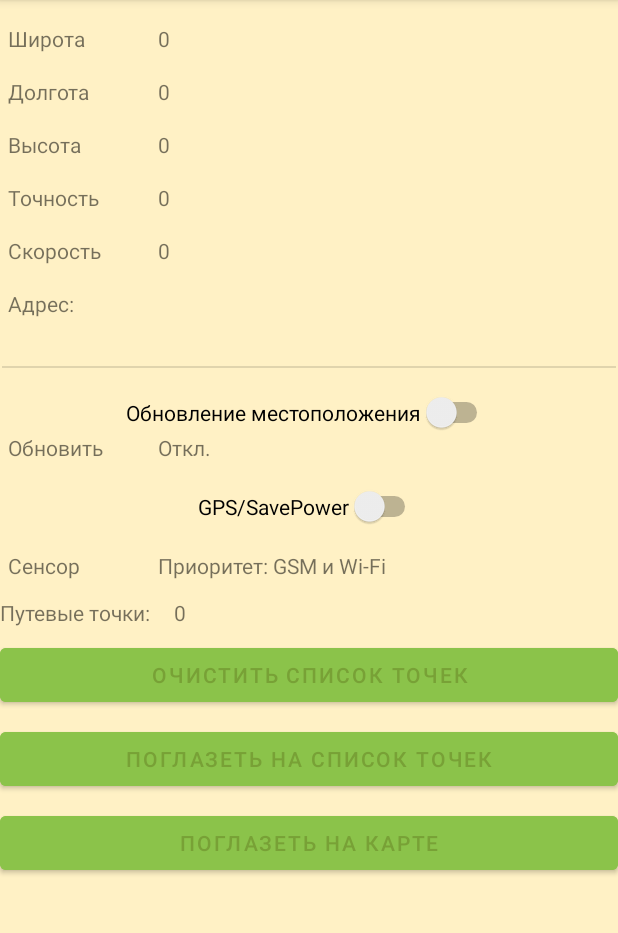
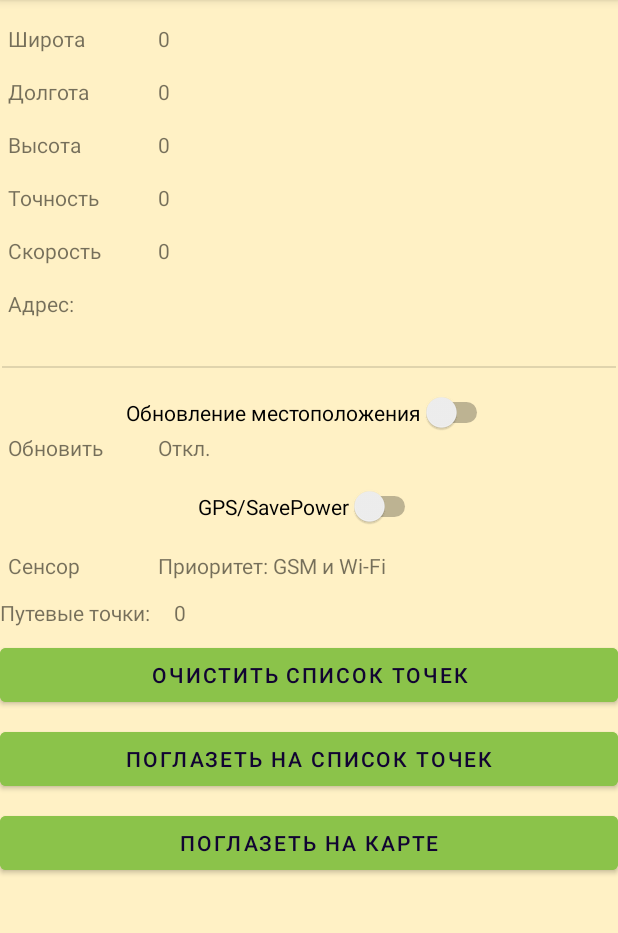
Before and after one commit to Cbet0mup/mutlitulforandroidapp, an Android app: the MapActivity screen opened directly, with no data from a screen before it, on a phone screen of 412 x 824 dp, the part 84-1017 px from its top. Run offline under Robolectric (Android 15) with nearby library versions, the light colour scheme and no system bars.

Commit message:
add project

```diff
--- a/app/src/main/java/com/pavel/multitool/MainActivity.java
+++ b/app/src/main/java/com/pavel/multitool/MainActivity.java
@@ -40,4 +40,9 @@ public class MainActivity extends AppCompatActivity {
     private void init(){
         flashClass = new FlashClass(this);
     }
+
+    public void getTracker(View view) {
+        Intent intent = new Intent(this, MapActivity.class);
+        startActivity(intent);
+    }
 }
--- a/app/src/main/java/com/pavel/multitool/MapActivity.java
+++ b/app/src/main/java/com/pavel/multitool/MapActivity.java
@@ -26,9 +26,9 @@ import com.google.android.gms.location.LocationResult;
 import com.google.android.gms.location.LocationServices;
 import com.google.android.gms.tasks.OnSuccessListener;
 import com.pavel.multitool.map.info.LocationBreedcrumb;
-import com.pavel.multitool.map.info.MapsActivity;
 import com.pavel.multitool.map.info.ServiceMapData;
 import com.pavel.multitool.map.info.ShowSavedLocationList;
+import com.pavel.multitool.map.info.TrekerMapActivity;
 
 import java.math.BigDecimal;
 import java.util.List;
@@ -48,6 +48,7 @@ public class MapActivity extends AppCompatActivity {
 
                                                     //текущее местоположение
     private Location currentLocation;
+
     //список точек локации
     List<Location> savedLocation;
 
@@ -105,16 +106,9 @@ public class MapActivity extends AppCompatActivity {
             }
         };
                                                                             //чистка списка точек
-        btnNewWayPoints.setOnClickListener(new View.OnClickListener() {
-            @Override
-            public void onClick(View v) {
-                savedLocation.clear();
-            }
-        });
+        btnNewWayPoints.setOnClickListener(v -> savedLocation.clear());
 
-        swGps.setOnClickListener(new View.OnClickListener() {
-            @Override
-            public void onClick(View v) {
+        swGps.setOnClickListener(v -> {
             if (swGps.isChecked()) {
                                                                  //приоритетно используется GPS
                 locationRequest.setPriority(LocationRequest.PRIORITY_HIGH_ACCURACY);
@@ -123,12 +117,9 @@ public class MapActivity extends AppCompatActivity {
                 locationRequest.setPriority(LocationRequest.PRIORITY_BALANCED_POWER_ACCURACY);
                 tvSensor.setText(R.string.tvsensor_text_gsm_wifi);
             }
-            }
         });
 
-        swLocationUpdates.setOnClickListener(new View.OnClickListener() {
-            @Override
-            public void onClick(View v) {
+        swLocationUpdates.setOnClickListener(v -> {
             if (swLocationUpdates.isChecked()) {
                 // вкл трекинг
                 startLocationUpdates();
@@ -139,23 +130,16 @@ public class MapActivity extends AppCompatActivity {
                 stopService(new Intent(MapActivity.this, ServiceMapData.class));
 
             }
-            }
         });
 
-        btnClearPointList.setOnClickListener(new View.OnClickListener() {
-            @Override
-            public void onClick(View v) {
+        btnClearPointList.setOnClickListener(v -> {
             Intent intent = new Intent(MapActivity.this, ShowSavedLocationList.class);
             startActivity(intent);
-            }
         });
 
-        btnShowMap.setOnClickListener(new View.OnClickListener() {
-            @Override
-            public void onClick(View v) {
-                Intent i = new Intent(MapActivity.this, MapsActivity.class);
+        btnShowMap.setOnClickListener(v -> {
+            Intent i = new Intent(MapActivity.this, TrekerMapActivity.class);
             startActivity(i);
-            }
         });
         updateGPS();
     }
@@ -277,6 +261,7 @@ public class MapActivity extends AppCompatActivity {
 
         LocationBreedcrumb locationBreedcrumb = (LocationBreedcrumb) getApplicationContext();
         savedLocation = locationBreedcrumb.getMyLocations();
+        //savedLocation.add(currentLocation);
         //колличество сохранённых путевых точек
         tvWayPointCounts.setText(Integer.toString(savedLocation.size()));
 
--- a/app/src/main/java/com/pavel/multitool/map/info/ShowSavedLocationList.java
+++ b/app/src/main/java/com/pavel/multitool/map/info/ShowSavedLocationList.java
@@ -1,11 +1,11 @@
 package com.pavel.multitool.map.info;
-
-import androidx.appcompat.app.AppCompatActivity;
 
 import android.location.Location;
 import android.os.Bundle;
 import android.widget.ArrayAdapter;
 import android.widget.ListView;
+
+import androidx.appcompat.app.AppCompatActivity;
 
 import com.pavel.multitool.R;
 
@@ -14,6 +14,7 @@ import java.util.List;
 public class ShowSavedLocationList extends AppCompatActivity {
 
     ListView lv_savedLocations;
+
 
     @Override
     protected void onCreate(Bundle savedInstanceState) {
--- a/app/src/main/res/layout/activity_main.xml
+++ b/app/src/main/res/layout/activity_main.xml
@@ -105,7 +105,7 @@
         style="@style/card_view_style"
         android:layout_row="1"
         android:layout_column="0"
-        android:onClick="flashLight"
+        android:onClick="getTracker"
         app:cardBackgroundColor="#44444400"
         app:cardCornerRadius="8dp"
         app:cardElevation="8dp">
@@ -122,11 +122,11 @@
                 android:layout_width="wrap_content"
                 android:layout_height="wrap_content"
                 android:layout_gravity="center_horizontal"
-                android:text="@string/flash_linc_text"
+                android:text="@string/track_map_logo_main"
                 android:textColor="#000040"
                 android:textSize="15sp"
                 android:textStyle="bold"
-                app:drawableTopCompat="@drawable/ic_baseline_flash_on_24" />
+                app:drawableTopCompat="@drawable/ic_baseline_track_map" />
 
         </LinearLayout>
     </androidx.cardview.widget.CardView>
--- a/app/src/main/res/layout/activity_map.xml
+++ b/app/src/main/res/layout/activity_map.xml
@@ -214,6 +214,7 @@
         android:layout_marginTop="8dp"
         android:backgroundTint="#8BC34A"
         android:text="Очистить список точек"
+        android:textColor="@color/colorPrimaryDark"
         app:layout_constraintEnd_toEndOf="parent"
         app:layout_constraintStart_toStartOf="parent"
         app:layout_constraintTop_toBottomOf="@+id/tv_label_crumb_count" />
@@ -225,6 +226,7 @@
         android:layout_marginTop="8dp"
         android:backgroundTint="#8BC34A"
         android:text="Поглазеть на список точек"
+        android:textColor="@color/colorPrimaryDark"
         app:layout_constraintEnd_toEndOf="parent"
         app:layout_constraintStart_toStartOf="parent"
         app:layout_constraintTop_toBottomOf="@+id/btn_new_way_point" />
@@ -236,6 +238,7 @@
         android:layout_marginTop="8dp"
         android:backgroundTint="#8BC34A"
         android:text="Поглазеть на карте"
+        android:textColor="@color/colorPrimaryDark"
         app:layout_constraintEnd_toEndOf="parent"
         app:layout_constraintStart_toStartOf="parent"
         app:layout_constraintTop_toBottomOf="@+id/btn_sho_wayPoint_list" />
--- a/app/src/main/res/layout/activity_maps.xml
+++ b/app/src/main/res/layout/activity_maps.xml
@@ -2,7 +2,7 @@
 <fragment xmlns:android="http://schemas.android.com/apk/res/android"
     xmlns:map="http://schemas.android.com/apk/res-auto"
     xmlns:tools="http://schemas.android.com/tools"
-    android:id="@+id/map"
+    android:id="@+id/maps"
     android:name="com.google.android.gms.maps.SupportMapFragment"
     android:layout_width="match_parent"
     android:layout_height="match_parent"
--- a/app/src/main/res/layout/fragment_maps.xml
+++ b/app/src/main/res/layout/activity_treker_map.xml
@@ -1,8 +1,9 @@
 <?xml version="1.0" encoding="utf-8"?>
 <fragment xmlns:android="http://schemas.android.com/apk/res/android"
+    xmlns:map="http://schemas.android.com/apk/res-auto"
     xmlns:tools="http://schemas.android.com/tools"
     android:id="@+id/map"
     android:name="com.google.android.gms.maps.SupportMapFragment"
     android:layout_width="match_parent"
     android:layout_height="match_parent"
-    tools:context=".map.info.MapsFragment" />
+    tools:context=".map.info.TrekerMapActivity" />
--- a/app/src/main/res/values/strings.xml
+++ b/app/src/main/res/values/strings.xml
@@ -31,5 +31,7 @@
     <string name="location_update_text_main">Обновление местоположения</string>
     <string name="gps_savepower">GPS/SavePower</string>
     <string name="address_text_main">Адрес:</string>
+    <string name="track_map_logo_main">Трекер</string>
+    <string name="title_activity_treker_map">Map</string>
 
 </resources>
```
Also changed, not shown: app/src/debug/res/values/google_maps_api.xml (added, +24 -0 lines), app/src/main/AndroidManifest.xml (+32 -8 lines), app/src/main/java/com/pavel/multitool/map/info/MapsFragment.java (deleted, +0 -58 lines), app/src/main/java/com/pavel/multitool/map/info/TestMap.java (deleted, +0 -113 lines), app/src/main/java/com/pavel/multitool/map/info/TrekerMapActivity.java (added, +47 -0 lines), app/src/main/java/com/pavel/multitool/map/info/MapsActivity.txt (renamed from app/src/main/java/com/pavel/multitool/map/info/MapsActivity.java), 1 other file. Lines whose indentation alone changed are shown as unchanged.
